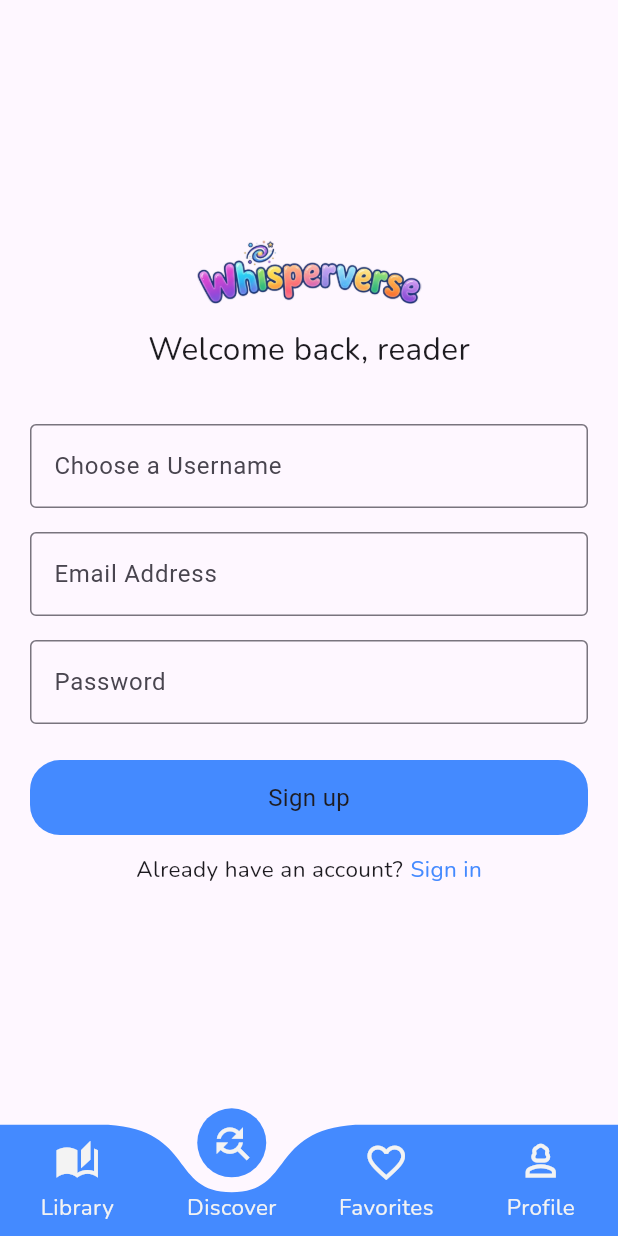
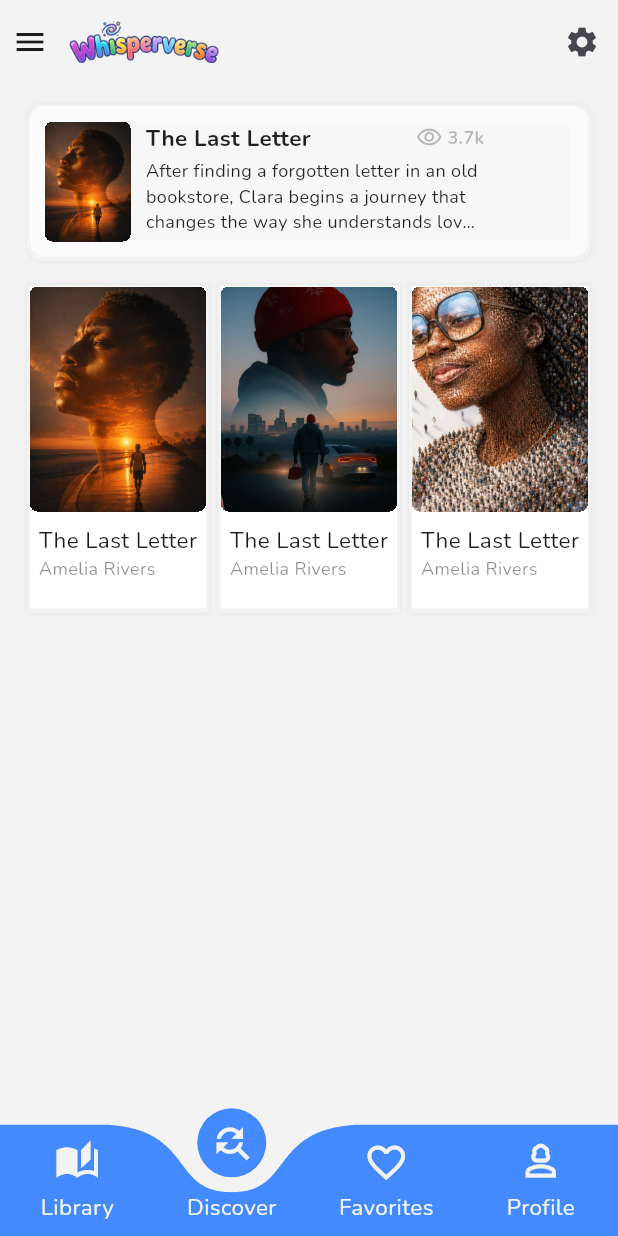
Before and after one commit to BWFaith/whisperverse_app, a Flutter app: the MyBottomnavigationbar screen opened directly, item 2 of the bottom bar chosen, on a phone screen of 412 x 824 dp. Run offline on Flutter 3.47's test engine with Material 3 defaults, Android fonts, the phone set to English and light mode, and no system bars; drawn by our look-alikes of curved_labeled_navigation_bar; our stand-ins replace device_preview, google_fonts; Roboto replaces fonts that are missing (Literata).

Commit message:
I made some changes to the bottom navigation bar, created other nav screens, worked on the discovery screen.

```diff
--- a/lib/screens/Homepagescreen.dart
+++ b/lib/screens/Homepagescreen.dart
@@ -118,22 +118,23 @@ class _HomepagescreenState extends State<Homepagescreen> {
                     ),
                   ),
                   SizedBox(height: 10),
-                  SizedBox(
-                    height: 500,
-                    child: GridView.builder(
+
+                  GridView.builder(
+                    shrinkWrap: true,
+                    physics: const NeverScrollableScrollPhysics(),
                     clipBehavior: Clip.hardEdge,
                     //padding: EdgeInsets.symmetric(vertical: 10),
                     itemCount: storyList.length,
                     gridDelegate: SliverGridDelegateWithFixedCrossAxisCount(
                       crossAxisCount: crossAxisCount, // Number of columns
                       mainAxisSpacing: 12.0, // Vertical spacing between items
-                        crossAxisSpacing: crossAxisSpacing, // Horizontal spacing between items
+                      crossAxisSpacing:
+                          crossAxisSpacing, // Horizontal spacing between items
                       childAspectRatio: dynamicAspectRatio, // Width-to-height ratio of each item
                     ),
                     itemBuilder: (context, index) {
                       return Storybookcard(storymodel: storyList[index]);
                     },
-                    ),
                   ),
                 ],
               ),
--- a/lib/screens/authenticationScreen/login.dart
+++ b/lib/screens/authenticationScreen/login.dart
@@ -1,6 +1,5 @@
 import 'package:flutter/material.dart';
 import 'package:google_fonts/google_fonts.dart';
-import 'package:whisperverse_app/screens/Homepagescreen.dart';
 import 'package:whisperverse_app/screens/authenticationScreen/signupscreen.dart';
 import 'package:whisperverse_app/widgets/bottomNavigationBar.dart';
 import 'package:whisperverse_app/widgets/mainbuttons.dart';
--- /dev/null
+++ b/lib/screens/discoverscreen.dart
@@ -0,0 +1,174 @@
+import 'package:flutter/material.dart';
+import 'package:google_fonts/google_fonts.dart';
+import 'package:whisperverse_app/stories/storylist.dart';
+import 'package:whisperverse_app/widgets/storybookcard.dart';
+
+class Discoverscreen extends StatefulWidget {
+  const new({super.key});
+
+  @override
+  State<Discoverscreen> createState() => _DiscoverscreenState();
+}
+
+class _DiscoverscreenState extends State<Discoverscreen> {
+  @override
+  Widget build(BuildContext context) {
+    final double screenWidth = MediaQuery.of(context).size.width;
+
+    const int crossAxisCount = 3;
+    const double crossAxisSpacing = 10.0;
+
+    const double desiredItemHeight = 250.0;
+
+    final double totalSpacing = crossAxisSpacing * (crossAxisCount - 1);
+    final double itemWidth = (screenWidth - totalSpacing) / crossAxisCount;
+
+    final double dynamicAspectRatio = itemWidth / desiredItemHeight;
+
+    return Scaffold(
+      backgroundColor: const Color.fromARGB(255, 243, 243, 243),
+      drawer: Drawer(),
+      appBar: AppBar(
+        leadingWidth: 30.0,
+        forceMaterialTransparency: true,
+        title: Image.asset(width: 100, 'assets/images/logo2.png'),
+        actions: [
+          IconButton(onPressed: () {}, icon: const Icon(Icons.settings)),
+        ],
+      ),
+
+      body:
+          //fonts: Heading - Fredoka, Subheading - Nunito, Body - Literata
+          SingleChildScrollView(
+            child: Padding(
+              padding: const EdgeInsets.symmetric(
+                horizontal: 20.0,
+                vertical: 15.0,
+              ),
+              child: Column(
+                mainAxisSize: MainAxisSize.min,
+                children: [
+                  Container(
+                    padding: EdgeInsets.all(10),
+                    clipBehavior: Clip.hardEdge,
+
+                    decoration: BoxDecoration(
+                      boxShadow: [
+                        BoxShadow(
+                          color: const Color.fromARGB(17, 0, 0, 0),
+                          spreadRadius: 2,
+                          blurStyle: BlurStyle.outer,
+                          blurRadius: 2,
+                          offset: Offset(0, 1),
+                        ),
+                      ],
+
+                      color: Colors.white70,
+                      borderRadius: BorderRadius.circular(10),
+                    ),
+
+                    child: Row(
+                      crossAxisAlignment: CrossAxisAlignment.start,
+                      spacing: 10,
+                      children: [
+                        Container(
+                          height: 80,
+                          decoration: BoxDecoration(
+                            borderRadius: BorderRadiusGeometry.circular(5),
+                          ),
+
+                          clipBehavior: Clip.hardEdge,
+                          child: Image.asset(
+                            storyList[0].coverImage,
+                            fit: BoxFit.cover,
+                            //height: 100,
+                          ),
+                        ),
+                        Column(
+                          crossAxisAlignment: CrossAxisAlignment.start,
+                          mainAxisSize: MainAxisSize.min,
+                          mainAxisAlignment: MainAxisAlignment.start,
+                          children: [
+                            Row(
+                              mainAxisAlignment: MainAxisAlignment.start,
+                              children: [
+                                SizedBox(
+                                  width: 150,
+                                  child: Text(
+                                    storyList[0].title,
+                                    maxLines: 1,
+                                    overflow: TextOverflow.ellipsis,
+                                    style: GoogleFonts.nunito(
+                                      fontSize: 15,
+                                      fontWeight: FontWeight.bold,
+                                      color: Colors.black87,
+                                    ),
+                                  ),
+                                ),
+                                SizedBox(width: 30),
+                                Row(
+                                  spacing: 3,
+                                  mainAxisAlignment: MainAxisAlignment.end,
+                                  children: [
+                                    Icon(
+                                      Icons.visibility_outlined,
+                                      size: 18,
+                                      color: Colors.black26,
+                                    ),
+                                    Text(
+                                      '3.7k',
+                                      style: GoogleFonts.nunito(
+                                        fontSize: 12,
+                                        fontWeight: FontWeight.bold,
+                                        color: Colors.black26,
+                                      ),
+                                    ),
+                                  ],
+                                ),
+                              ],
+                            ),
+                            SizedBox(height: 3),
+                            SizedBox(
+                              width: 225,
+                              child: Text(
+                                storyList[0].description,
+                                maxLines: 3,
+                                overflow: TextOverflow.ellipsis,
+                                style: GoogleFonts.nunito(
+                                  fontSize: 12,
+                                  fontWeight: FontWeight.normal,
+                                  color: Colors.black87,
+                                ),
+                              ),
+                            ),
+                          ],
+                        ),
+                      ],
+                    ),
+                  ),
+
+                  SizedBox(height: 10),
+                  GridView.builder(
+                    shrinkWrap: true,
+                    physics: const NeverScrollableScrollPhysics(),
+                    clipBehavior: Clip.hardEdge,
+                    //padding: EdgeInsets.symmetric(vertical: 10),
+                    itemCount: 3,
+                    gridDelegate: SliverGridDelegateWithFixedCrossAxisCount(
+                      crossAxisCount: crossAxisCount, // Number of columns
+                      mainAxisSpacing: 12.0, // Vertical spacing between items
+                      crossAxisSpacing:
+                          crossAxisSpacing, // Horizontal spacing between items
+                      childAspectRatio: dynamicAspectRatio, // Width-to-height ratio of each item
+                    ),
+                    itemBuilder: (context, index) {
+                      return Storybookcard(storymodel: storyList[index]);
+                    },
+                  ),
+                ],
+              ),
+            ),
+          ),
+    );
+  }
+}
--- /dev/null
+++ b/lib/screens/favoritescreen.dart
@@ -0,0 +1,38 @@
+import 'package:flutter/material.dart';
+import 'package:google_fonts/google_fonts.dart';
+import 'package:whisperverse_app/stories/storylist.dart';
+import 'package:whisperverse_app/widgets/storybookcard.dart';
+
+class Favoritescreen extends StatefulWidget {
+  const new({super.key});
+
+  @override
+  State<Favoritescreen> createState() => _FavoritescreenState();
+}
+
+class _FavoritescreenState extends State<Favoritescreen> {
+  @override
+  Widget build(BuildContext context) {
+    return Scaffold(
+      backgroundColor: const Color.fromARGB(255, 243, 243, 243),
+      drawer: Drawer(),
+      appBar: AppBar(
+        leadingWidth: 30.0,
+        forceMaterialTransparency: true,
+        title: Image.asset(width: 100, 'assets/images/logo2.png'),
+        actions: [
+          IconButton(onPressed: () {}, icon: const Icon(Icons.settings)),
+        ],
+      ),
+
+      body: Center(
+        child: Text(
+          'No Favorite yet...',
+          style: GoogleFonts.nunito(fontSize: 21),
+        ),
+      ),
+
+      //fonts: Heading - Fredoka, Subheading - Nunito, Body - Literata
+    );
+  }
+}
--- /dev/null
+++ b/lib/screens/profilescreen.dart
@@ -0,0 +1,38 @@
+import 'package:flutter/material.dart';
+import 'package:google_fonts/google_fonts.dart';
+import 'package:whisperverse_app/stories/storylist.dart';
+import 'package:whisperverse_app/widgets/storybookcard.dart';
+
+class Profilescreen extends StatefulWidget {
+  const new({super.key});
+
+  @override
+  State<Profilescreen> createState() => _ProfilescreenState();
+}
+
+class _ProfilescreenState extends State<Profilescreen> {
+  @override
+  Widget build(BuildContext context) {
+    return Scaffold(
+      backgroundColor: const Color.fromARGB(255, 243, 243, 243),
+      drawer: Drawer(),
+      appBar: AppBar(
+        leadingWidth: 30.0,
+        forceMaterialTransparency: true,
+        title: Image.asset(width: 100, 'assets/images/logo2.png'),
+        actions: [
+          IconButton(onPressed: () {}, icon: const Icon(Icons.settings)),
+        ],
+      ),
+
+      body: Center(
+        child: Text(
+          'Nothing to show yet...',
+          style: GoogleFonts.nunito(fontSize: 21),
+        ),
+      ),
+
+      //fonts: Heading - Fredoka, Subheading - Nunito, Body - Literata
+    );
+  }
+}
--- a/lib/stories/storylist.dart
+++ b/lib/stories/storylist.dart
@@ -5,7 +5,7 @@ List<Book> storyList = [
     id: '001',
     title: 'The Last Letter',
     author: 'Amelia Rivers',
-    description: 'After finding a forgotten letter in an old bookstore, Clara begins a journey that changes the way she understands love, loss, and second chances.',
+    description: 'After finding a forgotten letter in an old bookstore, Clara begins a journey that changes the way she understands love, loss, and second chances...',
     coverImage: 'assets/images/imgae2.jpg',
     category: 'Romance',
     pages: [
--- a/lib/widgets/bottomNavigationBar.dart
+++ b/lib/widgets/bottomNavigationBar.dart
@@ -2,10 +2,12 @@ import 'package:curved_labeled_navigation_bar/curved_navigation_bar.dart';
 import 'package:curved_labeled_navigation_bar/curved_navigation_bar_item.dart';
 import 'package:flutter/material.dart';
 import 'package:google_fonts/google_fonts.dart';
-import 'package:whisperverse_app/screens/Homepagescreen.dart';
-import 'package:whisperverse_app/screens/authenticationScreen/login.dart';
-import 'package:whisperverse_app/screens/authenticationScreen/signupscreen.dart';
-import 'package:whisperverse_app/screens/onboardingscreen.dart';
+import 'package:whisperverse_app/screens/favoritescreen.dart';
+import 'package:whisperverse_app/screens/homepagescreen.dart';
+
+import 'package:whisperverse_app/screens/discoverscreen.dart';
+
+import 'package:whisperverse_app/screens/profilescreen.dart';
 
 class MyBottomnavigationbar extends StatefulWidget {
   const new({super.key});
@@ -18,9 +20,9 @@ class _MyBottomnavigationbarState extends State<MyBottomnavigationbar> {
   int _currentpageindex = 0;
   final List<Widget> _screens = [
     const Homepagescreen(),
-    const Signupscreen(),
-    const LoginPage(),
-    const Onboardingscreen(),
+    const Discoverscreen(),
+    const Favoritescreen(),
+    const Profilescreen(),
   ];
 
   @override
```
Lines whose indentation alone changed are shown as unchanged.
